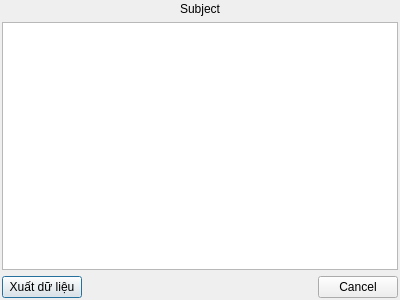
Old version of the form app/view/dialog/dlghtmlviewer.ui in the repository emtrai/hrm_monastery.
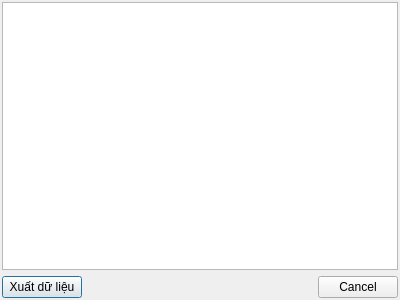
New version of the form.

What changed in the file:
```diff
--- a/app/view/dialog/dlghtmlviewer.ui
+++ b/app/view/dialog/dlghtmlviewer.ui
@@ -28,16 +28,6 @@
    </property>
    <item>
     <layout class="QVBoxLayout" name="verticalLayout">
-     <item>
-      <widget class="QLabel" name="lblSubject">
-       <property name="text">
-        <string>Subject</string>
-       </property>
-       <property name="alignment">
-        <set>Qt::AlignCenter</set>
-       </property>
-      </widget>
-     </item>
      <item>
       <widget class="QTextBrowser" name="txtContent"/>
      </item>
```
